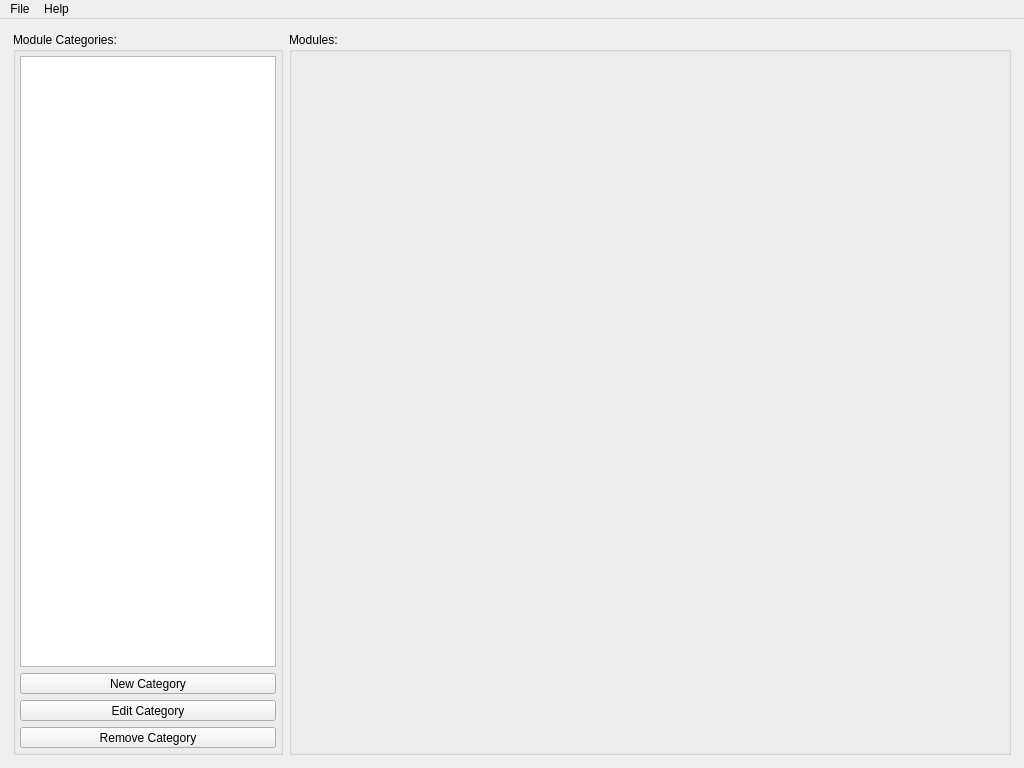
Qt form products/RAT-STATS/rstats_main/src/UIRStatsMain.ui (cbtek/RStats2017) before a commit.
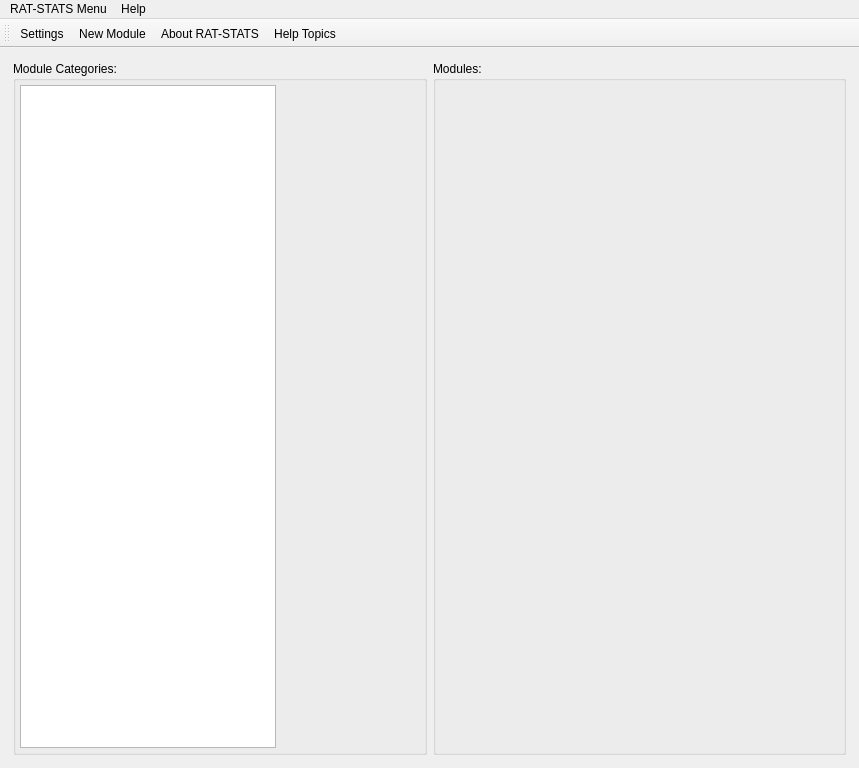
The same form after that commit.

Patch:
```diff
--- a/products/RAT-STATS/rstats_main/src/UIRStatsMain.ui
+++ b/products/RAT-STATS/rstats_main/src/UIRStatsMain.ui
@@ -6,7 +6,7 @@
    <rect>
     <x>0</x>
     <y>0</y>
-    <width>1024</width>
+    <width>859</width>
     <height>768</height>
    </rect>
   </property>
@@ -64,59 +64,11 @@
            </property>
           </widget>
          </item>
-         <item>
-          <widget class="QToolButton" name="m_btnNewCategory">
-           <property name="sizePolicy">
-            <sizepolicy hsizetype="Minimum" vsizetype="Fixed">
-             <horstretch>0</horstretch>
-             <verstretch>0</verstretch>
-            </sizepolicy>
-           </property>
-           <property name="text">
-            <string>New Category</string>
-           </property>
-           <property name="toolButtonStyle">
-            <enum>Qt::ToolButtonTextBesideIcon</enum>
-           </property>
-          </widget>
-         </item>
-         <item>
-          <widget class="QToolButton" name="m_btnEditCategory">
-           <property name="sizePolicy">
-            <sizepolicy hsizetype="Minimum" vsizetype="Fixed">
-             <horstretch>0</horstretch>
-             <verstretch>0</verstretch>
-            </sizepolicy>
-           </property>
-           <property name="text">
-            <string>Edit Category</string>
-           </property>
-           <property name="toolButtonStyle">
-            <enum>Qt::ToolButtonTextBesideIcon</enum>
-           </property>
-          </widget>
-         </item>
-         <item>
-          <widget class="QToolButton" name="m_btnRemoveCategory">
-           <property name="sizePolicy">
-            <sizepolicy hsizetype="Minimum" vsizetype="Fixed">
-             <horstretch>0</horstretch>
-             <verstretch>0</verstretch>
-            </sizepolicy>
-           </property>
-           <property name="text">
-            <string>Remove Category</string>
-           </property>
-           <property name="toolButtonStyle">
-            <enum>Qt::ToolButtonTextBesideIcon</enum>
-           </property>
-          </widget>
-         </item>
         </layout>
        </widget>
       </item>
       <item>
-       <widget class="QGroupBox" name="verticalGroupBox">
+       <widget class="QGroupBox" name="m_lytModules">
         <property name="title">
          <string>Modules:</string>
         </property>
@@ -133,11 +85,6 @@
          <property name="bottomMargin">
           <number>4</number>
          </property>
-         <item>
-          <widget class="QStackedWidget" name="m_stackModules">
-           <widget class="QWidget" name="m_tbModulesPage1" native="true"/>
-          </widget>
-         </item>
         </layout>
        </widget>
       </item>
@@ -150,13 +97,13 @@
     <rect>
      <x>0</x>
      <y>0</y>
-     <width>1024</width>
-     <height>17</height>
+     <width>859</width>
+     <height>25</height>
     </rect>
    </property>
    <widget class="QMenu" name="m_menuFile">
     <property name="title">
-     <string>File</string>
+     <string>RAT-STATS Menu</string>
     </property>
     <addaction name="m_actionSettings_Manager"/>
     <addaction name="m_actionModule_Manager"/>
@@ -173,9 +120,24 @@
    <addaction name="m_menuFile"/>
    <addaction name="m_menuHelp"/>
   </widget>
+  <widget class="QToolBar" name="m_tlbCommands">
+   <property name="windowTitle">
+    <string>toolBar</string>
+   </property>
+   <attribute name="toolBarArea">
+    <enum>TopToolBarArea</enum>
+   </attribute>
+   <attribute name="toolBarBreak">
+    <bool>false</bool>
+   </attribute>
+   <addaction name="m_actionSettings_Manager"/>
+   <addaction name="m_actionAdd_New_Module"/>
+   <addaction name="m_actionAbout_RAT_STATS_2017"/>
+   <addaction name="m_actionHelp_Topics"/>
+  </widget>
   <action name="m_actionSettings_Manager">
    <property name="text">
-    <string>Settings Manager</string>
+    <string>Settings...</string>
    </property>
   </action>
   <action name="m_actionModule_Manager">
@@ -198,6 +160,17 @@
     <string>About RAT-STATS</string>
    </property>
   </action>
+  <action name="m_actionAdd_New_Module">
+   <property name="text">
+    <string>New Module...</string>
+   </property>
+   <property name="toolTip">
+    <string>Create a new module</string>
+   </property>
+   <property name="shortcut">
+    <string>Ctrl+N</string>
+   </property>
+  </action>
  </widget>
  <resources/>
  <connections/>
```
Left out of the diff: 8 changed lines with no effect on the pictures.
